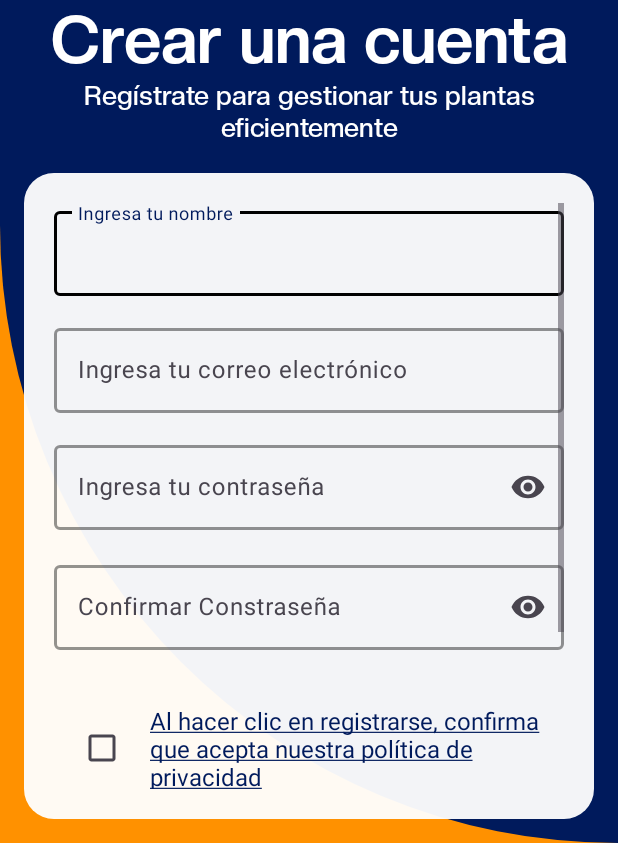
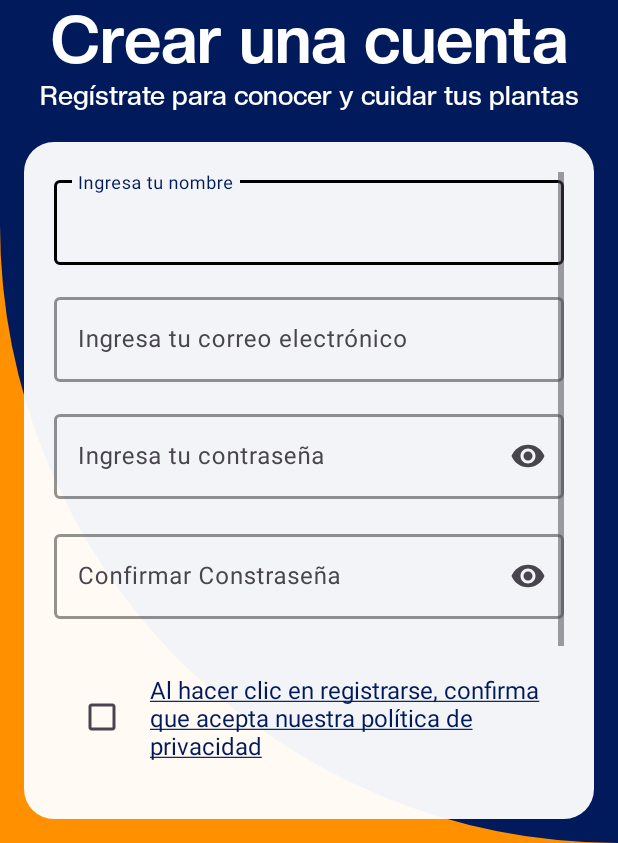
Before and after one commit to LuzPaez/GrowPlant, an Android app: the RegistroDeUsuario screen opened directly, with no data from a screen before it, on a phone screen of 412 x 824 dp, the part 393-1236 px from its top. Run offline under Robolectric (Android 15) with nearby library versions, the phone set to English and light mode, and no system bars; our stand-ins replace Firebase (no records; nobody signed in at launch, a user with empty details on screens opened directly).

Commit message:
13/11/24:Actualizaciones

```diff
--- a/app/src/main/res/values/colors.xml
+++ b/app/src/main/res/values/colors.xml
@@ -6,4 +6,5 @@
     <color name="segundoAzul">#283593</color>
     <color name="rojo">#D70000</color>
     <color name="mientras">#09D36D</color>
+    <color name="naranja">#F29A3C</color>
 </resources>
--- a/app/src/main/res/values/strings.xml
+++ b/app/src/main/res/values/strings.xml
@@ -1,7 +1,7 @@
 <resources>
     <string name="app_name">GrowPlant</string>
     <string name="iniciar_sesi_n">Iniciar Sesión</string>
-    <string name="accede_para_gestionar_tus_plantas">Accede para gestionar tus plantas</string>
+    <string name="accede_para_gestionar_tus_plantas">Accede para explorar y cuidar tus plantas</string>
     <string name="ingresar_correo_electr_nico">Ingresa tu correo electrónico</string>
     <string name="ingresar_contrase_a">Ingresa tu contraseña</string>
     <string name="no_tienes_cuenta_registrate"><u>¿No tienes cuenta? Registrate</u></string>
@@ -40,7 +40,7 @@
     <!-- TODO: Remove or change this placeholder text -->
     <string name="hello_blank_fragment">Hello blank fragment</string>
     <string name="bot_n_regresar">Botón Regresar</string>
-    <string name="reg_strate_para_gestionar_tus_plantas_eficientemente">Regístrate para gestionar tus plantas eficientemente</string>
+    <string name="reg_strate_para_gestionar_tus_plantas_eficientemente">Regístrate para conocer y cuidar tus plantas</string>
     <string name="crear_una_cuenta">Crear una cuenta</string>
     <string name="ingresa_tu_nombre">Ingresa tu nombre</string>
 </resources>
```
